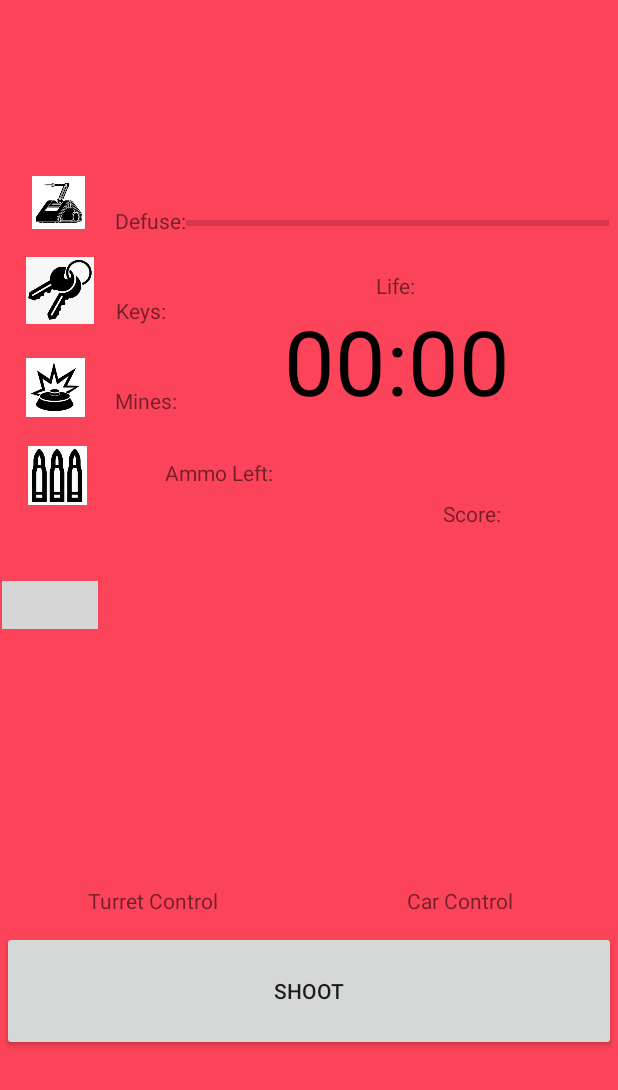
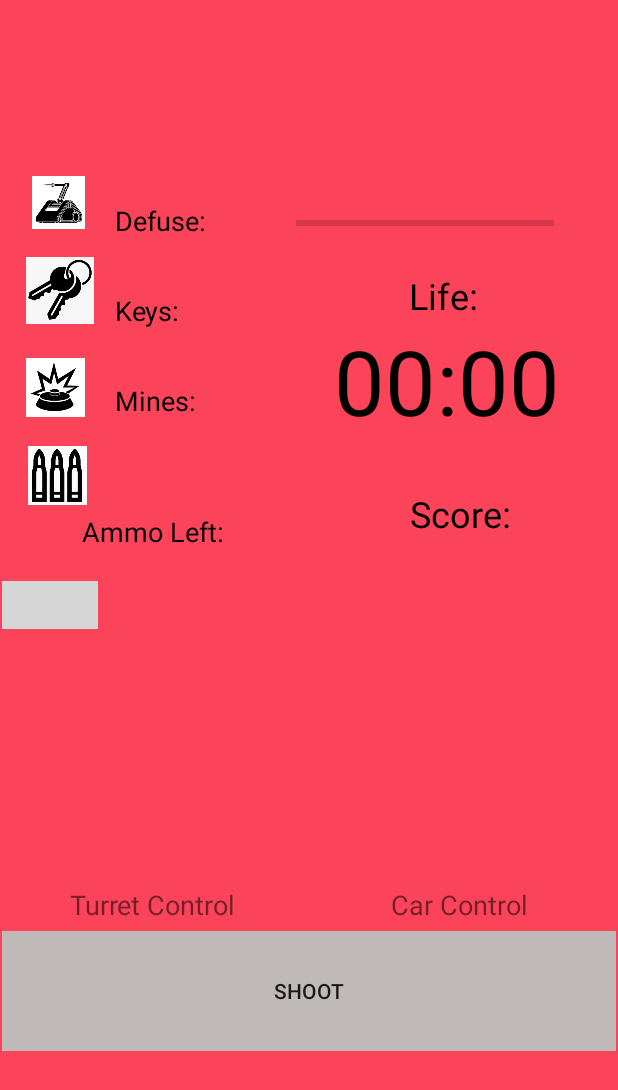
Before and after one commit to OfekR/ArduinoApp, an Android app: the layout activity_game_screen.xml on its own in the app's theme, with its tools: preview values and no code run, on a phone screen of 412 x 824 dp. Shown: the top 1090 px of the screen. Run offline under Robolectric (Android 15) with nearby library versions, the phone set to English and light mode, and no system bars; plain views replace JoystickView; grey boxes are pictures that could not be loaded.

Commit message:
1.fix some problems

```diff
--- a/app/src/main/res/layout/activity_game_screen.xml
+++ b/app/src/main/res/layout/activity_game_screen.xml
@@ -83,7 +83,10 @@
                         android:layout_height="wrap_content"
                         android:layout_weight="1"
                         android:gravity="center"
-                        android:text="Defuse:" />
+                        android:text="Defuse:"
+                        android:paddingRight="20dp"
+                        android:textColor="@android:color/black"
+                        android:textSize="18sp" />
 
                     <TextView
                         android:id="@+id/txtGameKeys"
@@ -91,7 +94,9 @@
                         android:layout_height="wrap_content"
                         android:layout_weight="1"
                         android:gravity="center"
-                        android:text="Keys:" />
+                        android:text="Keys:"
+                        android:textColor="@android:color/black"
+                        android:textSize="18sp" />
 
                     <TextView
                         android:id="@+id/txtGameMines"
@@ -99,7 +104,9 @@
                         android:layout_height="wrap_content"
                         android:layout_weight="1"
                         android:gravity="center"
-                        android:text="Mines:" />
+                        android:text="Mines:"
+                        android:textColor="@android:color/black"
+                        android:textSize="18sp" />
 
                 </LinearLayout>
 
@@ -118,14 +125,19 @@
                             android:id="@+id/progressBar2"
                             style="?android:attr/progressBarStyleHorizontal"
                             android:layout_width="match_parent"
+                            android:paddingRight="70dp"
+                            android:paddingLeft="40dp"
                             android:layout_height="63dp" />
+
 
                         <TextView
                             android:id="@+id/txtLife"
                             android:layout_width="match_parent"
                             android:layout_height="wrap_content"
                             android:gravity="center"
-                            android:text="Life: " />
+                            android:text="Life: "
+                            android:textColor="@android:color/black"
+                            android:textSize="24sp" />
 
                         <TextView
                             android:id="@+id/txtCountdown"
@@ -150,7 +162,7 @@
                 android:layout_width="61dp"
                 android:layout_height="match_parent"
                 android:layout_weight="1"
-                android:orientation="horizontal">
+                android:orientation="vertical">
 
                 <ImageView
                     android:id="@+id/imageView8"
@@ -163,7 +175,9 @@
                     android:layout_width="match_parent"
                     android:layout_height="36dp"
                     android:gravity="center"
-                    android:text="Ammo Left:" />
+                    android:text="Ammo Left:"
+                    android:textColor="@android:color/black"
+                    android:textSize="18sp" />
 
             </LinearLayout>
 
@@ -173,7 +187,9 @@
                 android:layout_height="match_parent"
                 android:layout_weight="1"
                 android:gravity="center"
-                android:text="Score:" />
+                android:text="Score:"
+                android:textColor="@android:color/black"
+                android:textSize="24sp" />
 
         </LinearLayout>
 
@@ -220,7 +236,8 @@
                     android:layout_width="200dp"
                     android:layout_height="wrap_content"
                     android:gravity="center"
-                    android:text="Turret Control" />
+                    android:text="Turret Control"
+                    android:textSize="18sp" />
 
                 <TextView
                     android:id="@+id/textView9"
@@ -228,7 +245,8 @@
                     android:layout_height="wrap_content"
                     android:layout_weight="1"
                     android:gravity="center"
-                    android:text="Car Control" />
+                    android:text="Car Control"
+                    android:textSize="18sp" />
             </LinearLayout>
 
             <LinearLayout
@@ -240,6 +258,7 @@
                     android:id="@+id/btGameShoot"
                     android:layout_width="match_parent"
                     android:layout_height="match_parent"
+                    android:background="#BFB9B9"
                     android:text="Shoot"
                     app:layout_constraintEnd_toEndOf="parent"
                     app:layout_constraintStart_toStartOf="parent" />
```
Also changed, not shown: app/src/main/java/com/example/arduino/gameScreen/Game.java (+21 -0 lines), app/src/main/java/com/example/arduino/gameScreen/GameScreenActivity.java (+59 -12 lines), 1 other file.
